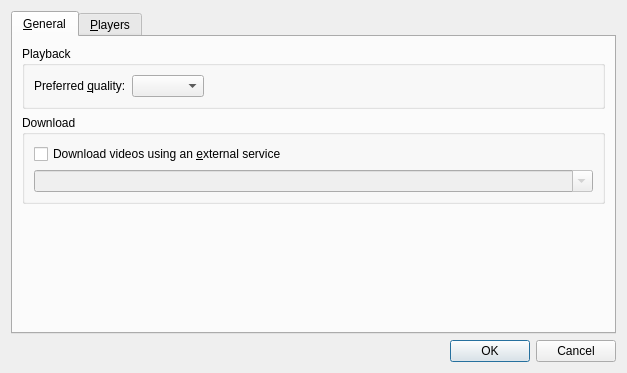
This is src/configdialog.ui in smplayer-dev/smtube as Qt 5 draws it before an edit. The edited form follows.
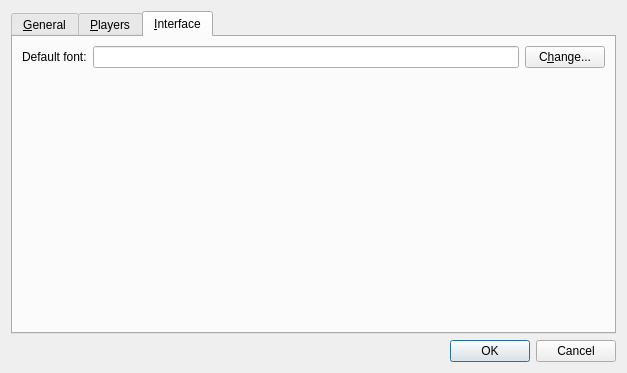
This is the edited form. The open tabs and pages were chosen to show the change. Icons and pictures are not drawn.

Commit message: Add option in the settings dialog to select the application font

Patch:
```diff
--- a/src/configdialog.ui
+++ b/src/configdialog.ui
@@ -235,6 +235,57 @@
        </item>
       </layout>
      </widget>
+     <widget class="QWidget" name="interface_tab">
+      <attribute name="title">
+       <string>&amp;Interface</string>
+      </attribute>
+      <layout class="QVBoxLayout" name="verticalLayout_4">
+       <item>
+        <layout class="QHBoxLayout" name="_2">
+         <property name="spacing">
+          <number>6</number>
+         </property>
+         <property name="margin">
+          <number>0</number>
+         </property>
+         <item>
+          <widget class="QLabel" name="label_2">
+           <property name="text">
+            <string>Default font:</string>
+           </property>
+          </widget>
+         </item>
+         <item>
+          <widget class="QLineEdit" name="default_font_edit">
+           <property name="readOnly">
+            <bool>true</bool>
+           </property>
+          </widget>
+         </item>
+         <item>
+          <widget class="QPushButton" name="change_font_button">
+           <property name="text">
+            <string>C&amp;hange...</string>
+           </property>
+          </widget>
+         </item>
+        </layout>
+       </item>
+       <item>
+        <spacer name="verticalSpacer_5">
+         <property name="orientation">
+          <enum>Qt::Vertical</enum>
+         </property>
+         <property name="sizeHint" stdset="0">
+          <size>
+           <width>20</width>
+           <height>233</height>
+          </size>
+         </property>
+        </spacer>
+       </item>
+      </layout>
+     </widget>
     </widget>
    </item>
    <item>
```
Left out of the diff: 2 changed lines with no effect on the pictures. The commit also changes 3 other files.
